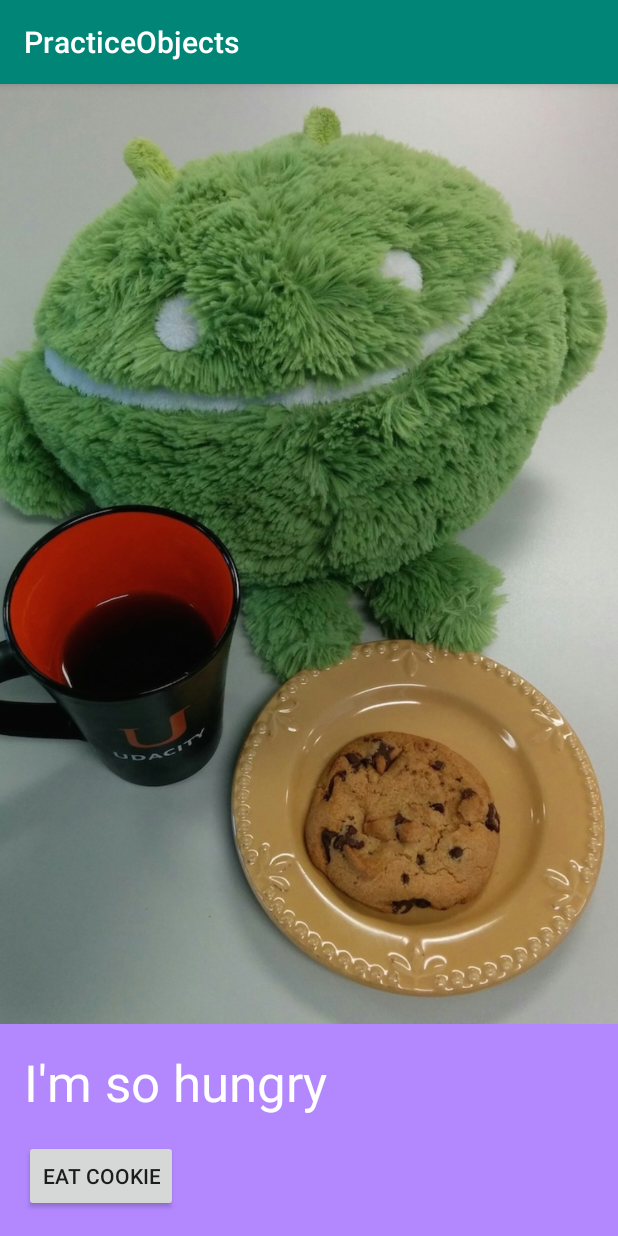
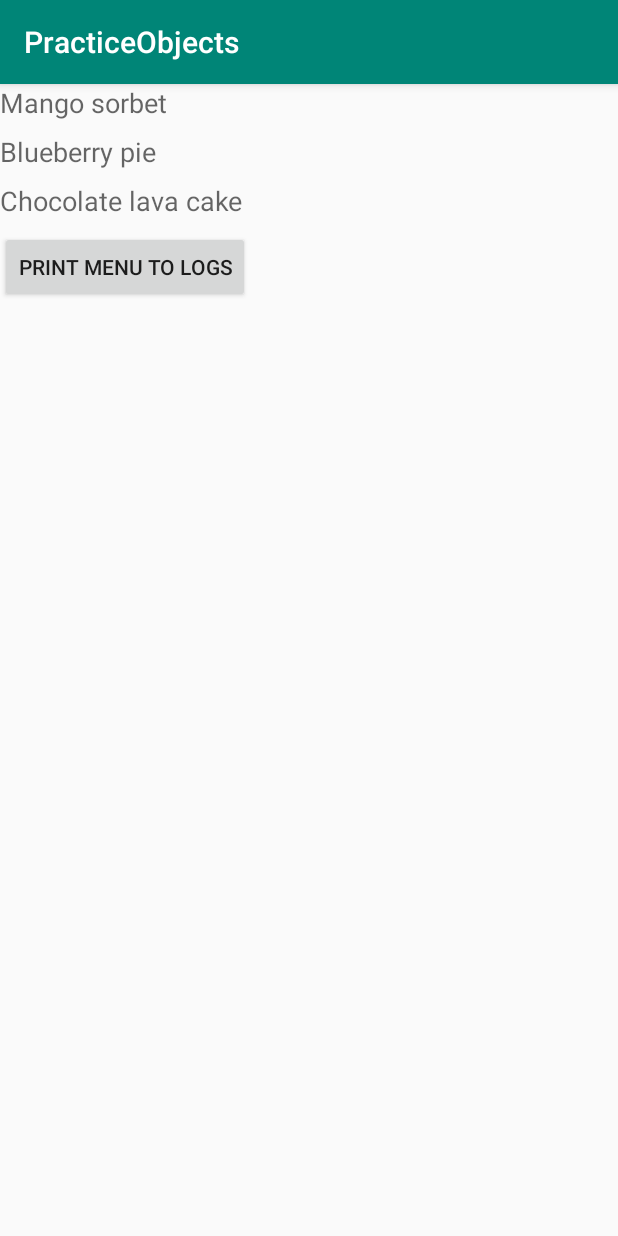
Before and after one commit to SamuelBFG/practice-android, an Android app: the screen it shows after launch (MainActivity), on a phone screen of 412 x 824 dp. Run offline under Robolectric (Android 15) with nearby library versions, the phone set to English and light mode, and no system bars.

Commit message:
Logcat commands

```diff
--- a/PracticeObjects/app/src/main/java/com/example/android/practiceobjects/MainActivity.java
+++ b/PracticeObjects/app/src/main/java/com/example/android/practiceobjects/MainActivity.java
@@ -2,8 +2,8 @@ package com.example.android.practiceobjects;
 
 import android.os.Bundle;
 import android.support.v7.app.AppCompatActivity;
+import android.util.Log;
 import android.view.View;
-import android.widget.ImageView;
 import android.widget.TextView;
 
 import org.w3c.dom.Text;
@@ -17,14 +17,22 @@ public class MainActivity extends AppCompatActivity {
         setContentView(R.layout.activity_main);
     }
 
-    /**
-     * Called when the cookie should be eaten.
-     */
-    public void eatCookie(View view) {
-        ImageView cookieImage = (ImageView) findViewById(R.id.android_cookie_image_view);
-        TextView message = (TextView) findViewById(R.id.status_text_view);
-        message.setText("I'm so full");
-        cookieImage.setImageResource(R.drawable.after_cookie);
+    public void printToLogs(View view) {
+        // Find first menu item TextView and print the text to the logs
+        TextView firstMenu = (TextView) findViewById(R.id.menu_item_1);
+        String messageOne = (String) firstMenu.getText();
 
+
+        // Find second menu item TextView and print the text to the logs
+        TextView secondMenu = (TextView) findViewById(R.id.menu_item_2);
+        String messageTwo = (String) secondMenu.getText();
+
+        // Find third menu item TextView and print the text to the logs
+        TextView thirdMenu = (TextView) findViewById(R.id.menu_item_3);
+        String messageThree = (String) thirdMenu.getText();
+
+        Log.i("MainActivity", messageOne);
+        Log.i("MainActivity", messageTwo);
+        Log.i("MainActivity", messageThree);
     }
 }
--- a/PracticeObjects/app/src/main/res/layout/activity_main.xml
+++ b/PracticeObjects/app/src/main/res/layout/activity_main.xml
@@ -2,34 +2,38 @@
     xmlns:tools="http://schemas.android.com/tools"
     android:layout_width="match_parent"
     android:layout_height="match_parent"
-    android:background="#B388FF"
     android:orientation="vertical"
     tools:context=".MainActivity">
 
-    <ImageView
-        android:id="@+id/android_cookie_image_view"
-        android:layout_width="match_parent"
-        android:layout_height="0dp"
-        android:layout_weight="1"
-        android:scaleType="centerCrop"
-        android:src="@drawable/before_cookie" />
+    <TextView
+        android:id="@+id/menu_item_1"
+        android:layout_width="wrap_content"
+        android:layout_height="wrap_content"
+        android:text="Mango sorbet"
+        android:textAppearance="?android:textAppearanceMedium" />
 
     <TextView
-        android:id="@+id/status_text_view"
-        android:layout_width="match_parent"
+        android:id="@+id/menu_item_2"
+        android:layout_width="wrap_content"
         android:layout_height="wrap_content"
-        android:layout_marginLeft="16dp"
-        android:layout_marginRight="16dp"
-        android:layout_marginTop="16dp"
-        android:text="I'm so hungry"
-        android:textColor="@android:color/white"
-        android:textSize="34sp" />
+        android:layout_marginTop="8dp"
+        android:text="Blueberry pie"
+        android:textAppearance="?android:textAppearanceMedium"
+        android:textSize="18sp" />
+
+    <TextView
+        android:id="@+id/menu_item_3"
+        android:layout_width="wrap_content"
+        android:layout_height="wrap_content"
+        android:layout_marginTop="8dp"
+        android:text="Chocolate lava cake"
+        android:textAppearance="?android:textAppearanceMedium"
+        android:textSize="18sp" />
 
     <Button
         android:layout_width="wrap_content"
         android:layout_height="wrap_content"
-        android:layout_margin="16dp"
-        android:text="EAT COOKIE"
-        android:onClick="eatCookie"/>
-
+        android:layout_marginTop="8dp"
+        android:onClick="printToLogs"
+        android:text="Print menu to logs" />
 </LinearLayout>
```
